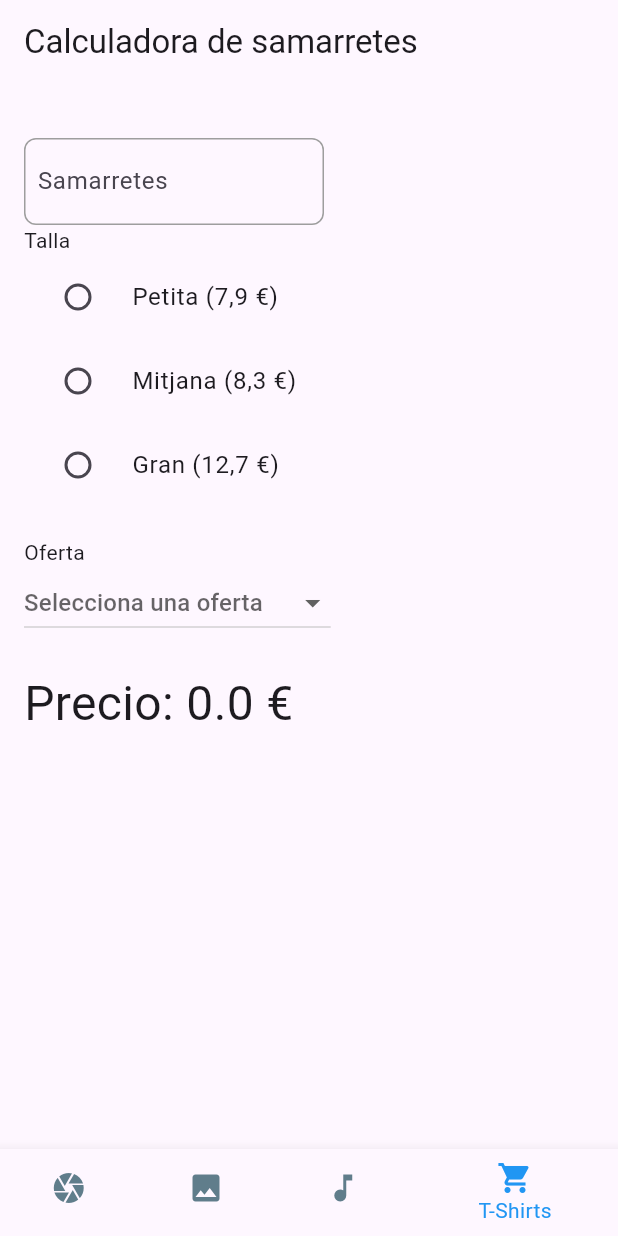
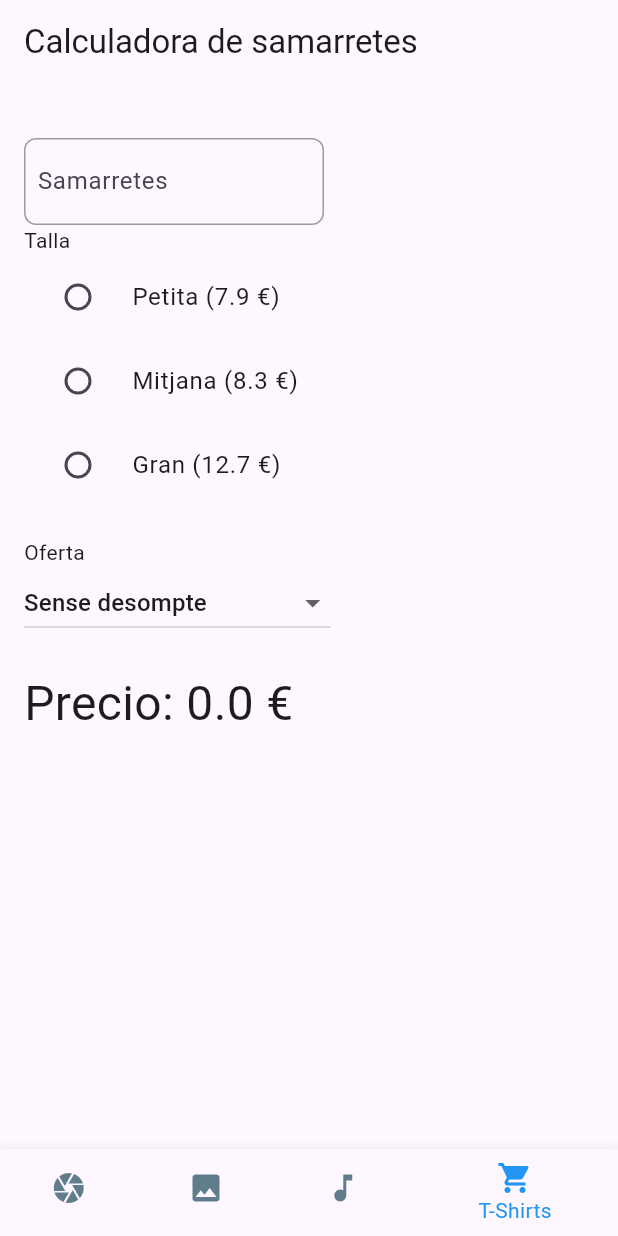
Before and after one commit to vnaranjobemen/flutter_application_2, a Flutter app: the screen it shows after launch, item 4 of the bottom bar chosen, on a phone screen of 412 x 824 dp. Run offline on Flutter 3.47's test engine with Material 3 defaults, Android fonts, the phone set to English and light mode, and no system bars; our stand-ins replace audioplayers, camera, cross_file, faker, flutter_svg.

Commit message:
ajustar descomptes

```diff
--- a/lib/cat/bemen3/m7/camera/app/t_shirt_calculator_sceen.dart
+++ b/lib/cat/bemen3/m7/camera/app/t_shirt_calculator_sceen.dart
@@ -1,4 +1,5 @@
 import 'package:flutter/material.dart';
+import 'package:flutter_application_2/cat/bemen3/m7/camera/business/t_shirt_calculator_logic.dart';
 
 class TShirtCalculatorScreen extends StatefulWidget {
   const TShirtCalculatorScreen({super.key});
@@ -8,6 +9,35 @@ class TShirtCalculatorScreen extends StatefulWidget {
 }
 
 class _TShirtCalculatorScreenState extends State<TShirtCalculatorScreen> {
+  static const double smallPrice = TShirtCalculatorLogic.small;
+  static const double mediumPrice = TShirtCalculatorLogic.medium;
+  static const double largePrice = TShirtCalculatorLogic.large;
+
+  int? _numTShirts;
+  String? _size;
+  String? _offer;
+  double _price = 0.0;
+
+  void _calculatePrice() {
+    if (_numTShirts == null || _size == null) {
+      setState(() {
+        _price = 0.0;
+      });
+      return;
+    }
+
+    if (_offer == null) {
+      setState(() {
+        _price = TShirtCalculatorLogic.calculatePrice(_size!, _numTShirts!);
+      });
+    } else {
+      setState(() {
+        _price = TShirtCalculatorLogic.calculatePriceWithDiscount(
+            _size!, _numTShirts!, _offer!);
+      });
+    }
+  }
+
   @override
   Widget build(BuildContext context) {
     return Padding(
@@ -20,46 +50,77 @@ class _TShirtCalculatorScreenState extends State<TShirtCalculatorScreen> {
             labelText: 'Samarretes',
             hintText: 'Número de samarretes',
             keyboardType: TextInputType.number,
+            onChanged: (value) {
+              setState(() {
+                _numTShirts = int.tryParse(value);
+                _calculatePrice();
+              });
+            },
           ),
           const Text('Talla'),
           RadioListTile(
-            title: const Text('Petita (7,9 €)'),
+            title: Text('Petita ($smallPrice €)'),
             value: 'small',
-            groupValue: null,
-            onChanged: (value) {},
+            groupValue: _size,
+            onChanged: (value) {
+              setState(() {
+                _size = value as String?;
+                _calculatePrice();
+              });
+            },
           ),
           RadioListTile(
-            title: const Text('Mitjana (8,3 €)'),
+            title: Text('Mitjana ($mediumPrice €)'),
             value: 'medium',
-            groupValue: null,
-            onChanged: (value) {},
+            groupValue: _size,
+            onChanged: (value) {
+              setState(() {
+                _size = value as String?;
+                _calculatePrice();
+              });
+            },
           ),
           RadioListTile(
-            title: const Text('Gran (12,7 €)'),
+            title: Text('Gran ($largePrice €)'),
             value: 'large',
-            groupValue: null,
-            onChanged: (value) {},
+            groupValue: _size,
+            onChanged: (value) {
+              setState(() {
+                _size = value as String?;
+                _calculatePrice();
+              });
+            },
           ),
           const SizedBox(height: 20),
           const Text('Oferta'),
           DropdownButton<String>(
+            value: _offer,
             items: const [
+              DropdownMenuItem(
+                value: null,
+                child: Text('Sense desompte'),
+              ),
               DropdownMenuItem(
                 value: '10%',
                 child: Text('Descompte del 10%'),
               ),
               DropdownMenuItem(
-                value: 'quantity',
+                value: '20€',
                 child: Text('Descompte per quantitat'),
               ),
             ],
-            onChanged: (value) {},
+            onChanged: (value) {
+              setState(() {
+                _offer = value;
+                _calculatePrice();
+              });
+            },
             hint: const Text('Selecciona una oferta'),
           ),
           const SizedBox(height: 20),
-          const Text(
-            'Precio: 0.0 €',
-            style: TextStyle(fontSize: 32),
+          Text(
+            'Precio: $_price €',
+            style: const TextStyle(fontSize: 32),
           ),
         ],
       ),
@@ -71,12 +132,14 @@ class MyTextInput extends StatelessWidget {
   final String labelText;
   final String hintText;
   final TextInputType keyboardType;
+  final Function(String) onChanged;
 
   const MyTextInput({
     super.key,
     required this.labelText,
     required this.hintText,
     required this.keyboardType,
+    required this.onChanged,
   });
 
   @override
@@ -95,6 +158,7 @@ class MyTextInput extends StatelessWidget {
           contentPadding: EdgeInsets.all(8), // Add padding inside the border
         ),
         keyboardType: keyboardType,
+        onChanged: onChanged,
       ),
     );
   }
--- a/lib/cat/bemen3/m7/camera/business/t_shirt_calculator_logic.dart
+++ b/lib/cat/bemen3/m7/camera/business/t_shirt_calculator_logic.dart
@@ -1,8 +1,12 @@
 class TShirtCalculatorLogic {
+  static const double small = 7.9;
+  static const double medium = 8.3;
+  static const double large = 12.7;
+
   static const Map<String, double> prices = {
-    'small': 7.9,
-    'medium': 8.3,
-    'large': 12.7,
+    'small': small,
+    'medium': medium,
+    'large': large,
   };
 
   static double calculatePrice(String size, int quantity) {
```
